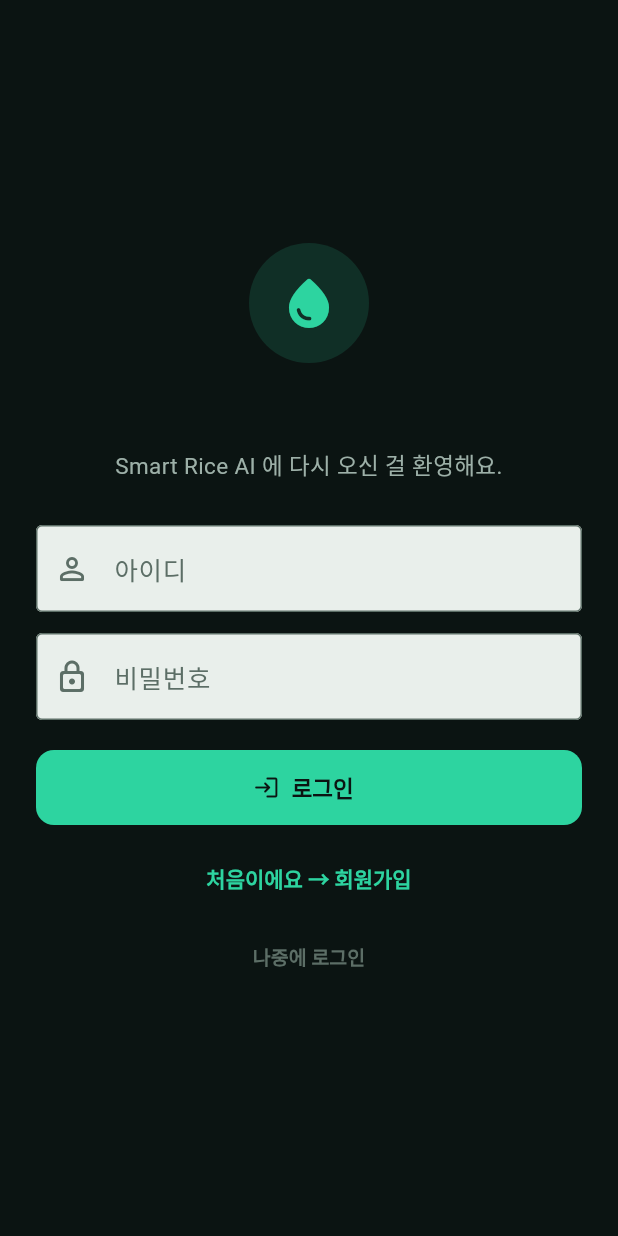
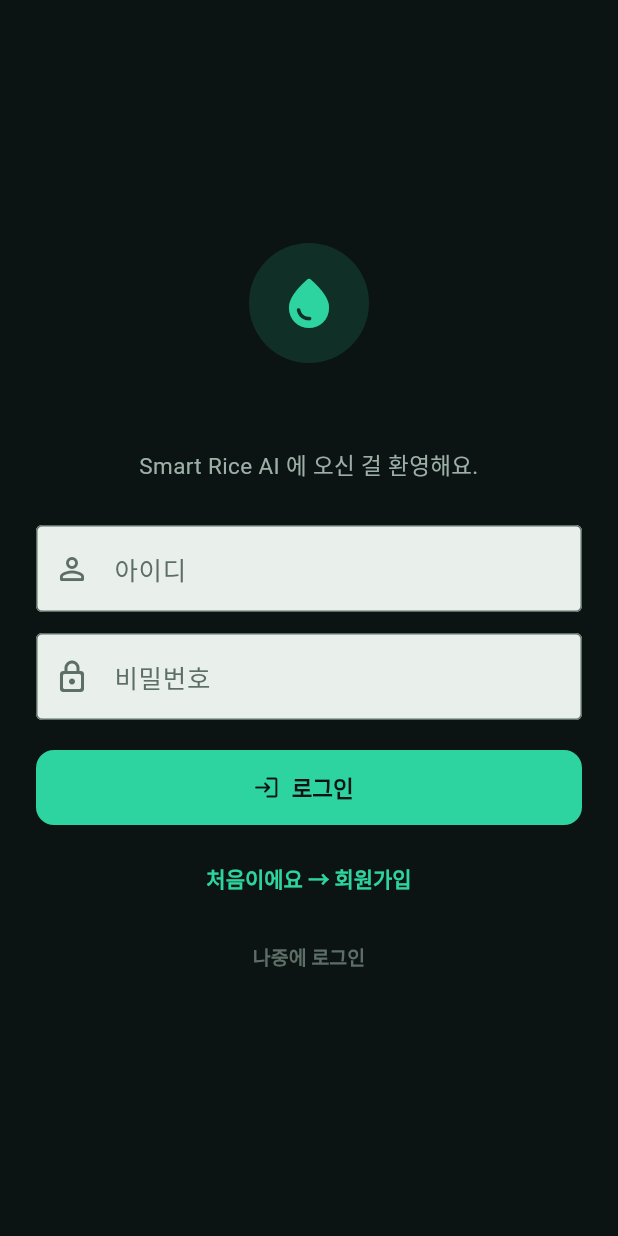
Before and after one commit to hyji08642-lgtm/smart-rice-ai, a Flutter app: the screen it shows after launch, on a phone screen of 412 x 824 dp. Run offline on Flutter 3.47's test engine with Material 3 defaults, Android fonts, the phone set to English and light mode, and no system bars; our stand-ins replace flutter_riverpod, go_router, shared_preferences.

Commit message:
Remove '다시' from login welcome text

```diff
--- a/lib/features/auth/login_screen.dart
+++ b/lib/features/auth/login_screen.dart
@@ -93,7 +93,7 @@
                   Text(
                     _isSignup
                         ? '내 농장과 기기를 관리할 계정을 만들어요.'
-                        : 'Smart Rice AI 에 다시 오신 걸 환영해요.',
+                        : 'Smart Rice AI 에 오신 걸 환영해요.',
                     textAlign: TextAlign.center,
                     style: theme.textTheme.bodyMedium
                         ?.copyWith(color: AppColors.textSecondary),
```
